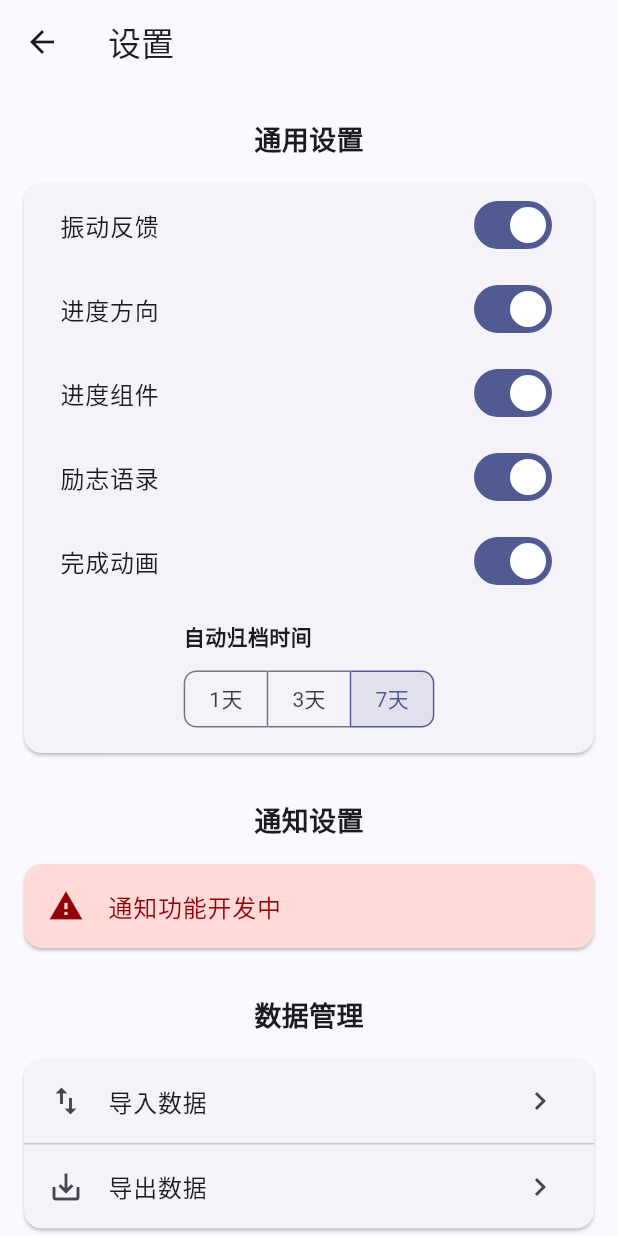
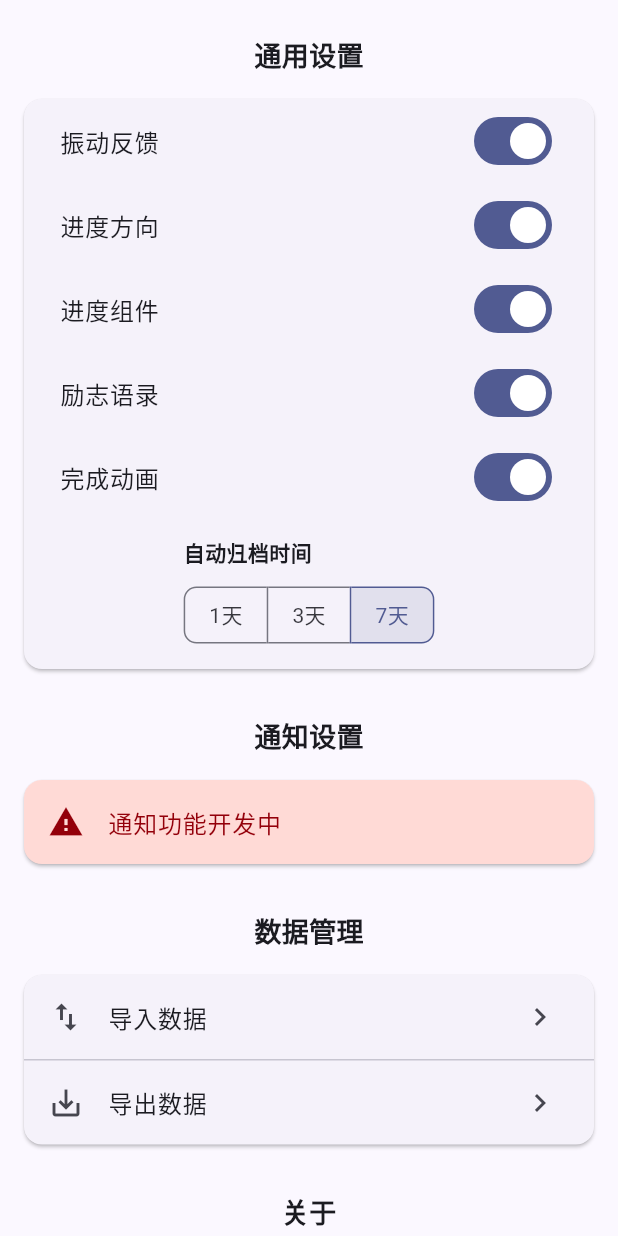
Before and after one commit to AritxOnly/Deadliner-Web, a Flutter app: the SettingsScreen screen opened directly, on a phone screen of 412 x 824 dp. Run offline on Flutter 3.47's test engine with Material 3 defaults, Android fonts, the light colour scheme and no system bars; our stand-ins replace shared_preferences; accounts and stored records are empty; network calls fail.

Commit message:
feat(前端): 添加AI屏幕并集成设置屏幕
在主页中添加了AI屏幕的导航选项，并移除了设置屏幕的顶部导航栏。同时，将设置屏幕的Provider集成到主应用中，以便全局管理设置状态。

```diff
--- a/frontend/lib/screens/setting_screen.dart
+++ b/frontend/lib/screens/setting_screen.dart
@@ -122,14 +122,6 @@ class _SettingsScreenState extends State<SettingsScreen> {
     final model = context.watch<SettingsModel>();
 
     return Scaffold(
-      appBar: AppBar(
-        title: Text('设置'),
-        leading: IconButton(
-          icon: Icon(Icons.arrow_back),
-          onPressed: () => Navigator.pop(context),
-        ),
-        scrolledUnderElevation: 4,
-      ),
       body: SingleChildScrollView(
         child: Column(
           children: [
```
Also changed, not shown: frontend/lib/homepage.dart (+6 -2 lines), frontend/lib/main.dart (+8 -1 lines), frontend/lib/screens/ai_screen.dart (added, +15 -0 lines), 1 other file.
